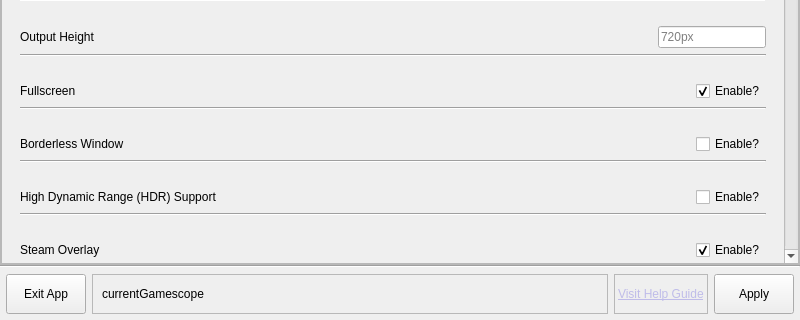
The window that src/mainwindow.ui (rfrench3/scopebuddy-gui) describes before a commit, drawn with Qt 5; both pictures show x 0 to 800 and y 214 to 534 of the 800 by 534 pixel window.
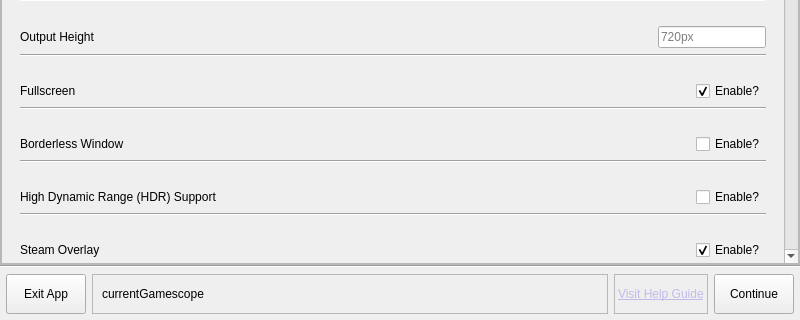
The same window after the commit.

```diff
--- a/src/mainwindow.ui
+++ b/src/mainwindow.ui
@@ -1951,22 +1951,6 @@
       </property>
      </widget>
     </item>
-    <item>
-     <spacer name="CverticalSpacer_2">
-      <property name="orientation">
-       <enum>Qt::Orientation::Vertical</enum>
-      </property>
-      <property name="sizeType">
-       <enum>QSizePolicy::Policy::Fixed</enum>
-      </property>
-      <property name="sizeHint" stdset="0">
-       <size>
-        <width>20</width>
-        <height>6</height>
-       </size>
-      </property>
-     </spacer>
-    </item>
     <item>
      <widget class="QFrame" name="Dframe_bottom">
       <property name="sizePolicy">
@@ -1986,10 +1970,10 @@
         <number>6</number>
        </property>
        <property name="topMargin">
-        <number>0</number>
+        <number>6</number>
        </property>
        <property name="rightMargin">
-        <number>0</number>
+        <number>6</number>
        </property>
        <property name="bottomMargin">
         <number>0</number>
@@ -2103,7 +2087,7 @@
           <string>&lt;html&gt;&lt;head/&gt;&lt;body&gt;&lt;p&gt;Brings up a confirmation dialog.</string>
          </property>
          <property name="text">
-          <string>Apply</string>
+          <string>Continue</string>
          </property>
          <property name="checkable">
           <bool>false</bool>
@@ -2113,22 +2097,6 @@
          </property>
         </widget>
        </item>
-       <item>
-        <spacer name="horizontalSpacer">
-         <property name="orientation">
-          <enum>Qt::Orientation::Horizontal</enum>
-         </property>
-         <property name="sizeType">
-          <enum>QSizePolicy::Policy::Fixed</enum>
-         </property>
-         <property name="sizeHint" stdset="0">
-          <size>
-           <width>6</width>
-           <height>1</height>
-          </size>
-         </property>
-        </spacer>
-       </item>
       </layout>
      </widget>
     </item>
```
Left out of the diff: 4 changed lines with no effect on the pictures.
